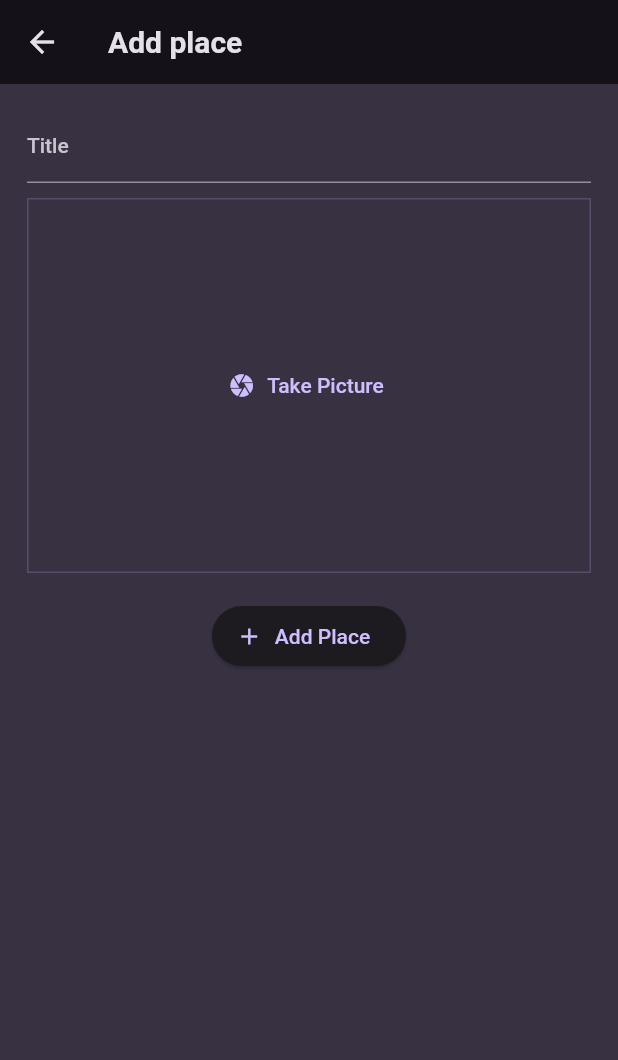
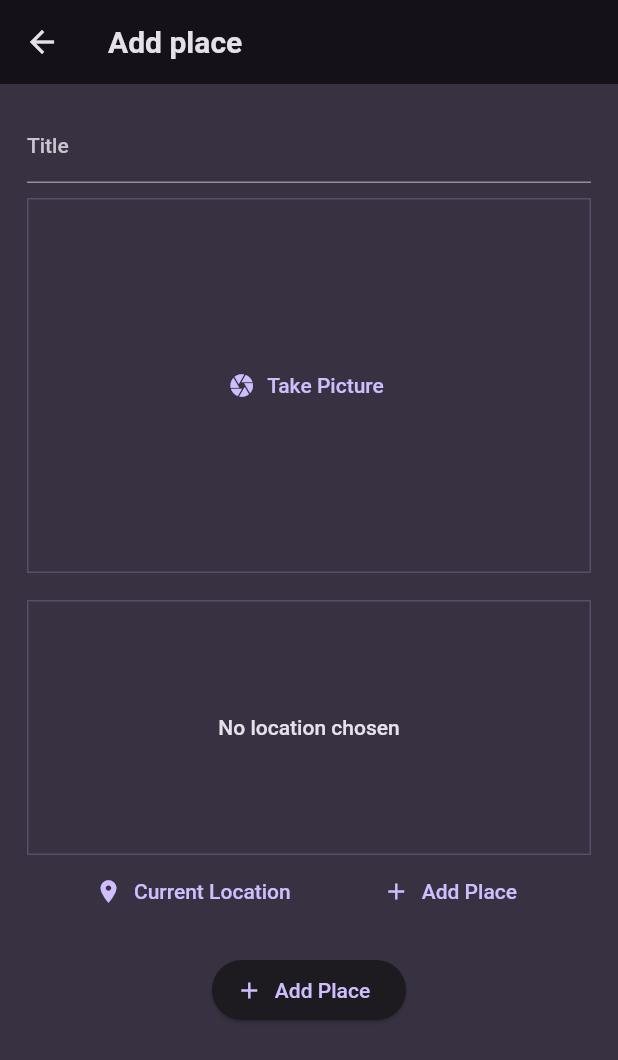
Before and after one commit to RattiRao/Flutter_AddPlace, a Flutter app: the screen it shows after launch, after a tap on the "add" icon, on a phone screen of 412 x 824 dp. Shown: the top 1060 px of the screen. Run offline on Flutter 3.47's test engine with Material 2 defaults, Android fonts, the phone set to English and light mode, and no system bars; our stand-ins replace flutter_riverpod, google_fonts, image_picker.

Commit message:
Input location screen added

```diff
--- a/lib/screen/add_place.dart
+++ b/lib/screen/add_place.dart
@@ -2,6 +2,7 @@ import 'dart:io';
 
 import 'package:favorite_places/provider/user_place_provider.dart';
 import 'package:favorite_places/widget/image_input.dart';
+import 'package:favorite_places/widget/location_input.dart';
 import 'package:flutter/material.dart';
 import 'package:flutter_riverpod/flutter_riverpod.dart';
 
@@ -79,6 +80,8 @@ class _AddPlaceScreenState extends ConsumerState<AddPlaceScreen> {
               selectedImageHandler: _selectedImageHandler,
             ),
             const SizedBox(height: 18),
+            const LocationInput(),
+            const SizedBox(height: 18),
             ElevatedButton.icon(
               onPressed: savePlace,
               icon: const Icon(Icons.add),
--- a/lib/screen/places.dart
+++ b/lib/screen/places.dart
@@ -27,7 +27,10 @@ class PlacesListScreen extends ConsumerWidget {
           )
         ],
       ),
-      body: PlaceList(places: places),
+      body: Padding(
+        padding: const EdgeInsets.all(8.0),
+        child: PlaceList(places: places),
+      ),
     );
   }
 }
--- /dev/null
+++ b/lib/widget/location_input.dart
@@ -0,0 +1,51 @@
+import 'package:flutter/material.dart';
+
+class LocationInput extends StatefulWidget {
+  const LocationInput({super.key});
+
+  @override
+  State<LocationInput> createState() => _LocationInputState();
+}
+
+class _LocationInputState extends State<LocationInput> {
+  @override
+  Widget build(BuildContext context) {
+    return Column(
+      children: [
+        Container(
+          height: 170,
+          width: double.infinity,
+          alignment: Alignment.center,
+          decoration: BoxDecoration(
+            border: Border.all(
+              width: 1,
+              color: Theme.of(context).colorScheme.primary.withOpacity(0.2),
+            ),
+          ),
+          child: Text(
+            'No location chosen',
+            style: Theme.of(context).textTheme.bodyLarge!.copyWith(
+                  color: Theme.of(context).colorScheme.onBackground,
+                ),
+            textAlign: TextAlign.center,
+          ),
+        ),
+        Row(
+          mainAxisAlignment: MainAxisAlignment.spaceEvenly,
+          children: [
+            TextButton.icon(
+              onPressed: () {},
+              icon: const Icon(Icons.location_on),
+              label: const Text('Current Location'),
+            ),
+            TextButton.icon(
+              onPressed: () {},
+              icon: const Icon(Icons.add),
+              label: const Text('Add Place'),
+            ),
+          ],
+        )
+      ],
+    );
+  }
+}
--- a/pubspec.yaml
+++ b/pubspec.yaml
@@ -39,6 +39,7 @@ dependencies:
   uuid: ^4.0.0
   flutter_riverpod: ^2.4.0
   image_picker: ^1.0.4
+  location: ^5.0.3
 
 dev_dependencies:
   flutter_test:
```
Also changed, not shown: lib/screen/place_details.dart (+13 -8 lines), lib/widget/place_list.dart (+7 -0 lines), pubspec.lock, 14 other files.
